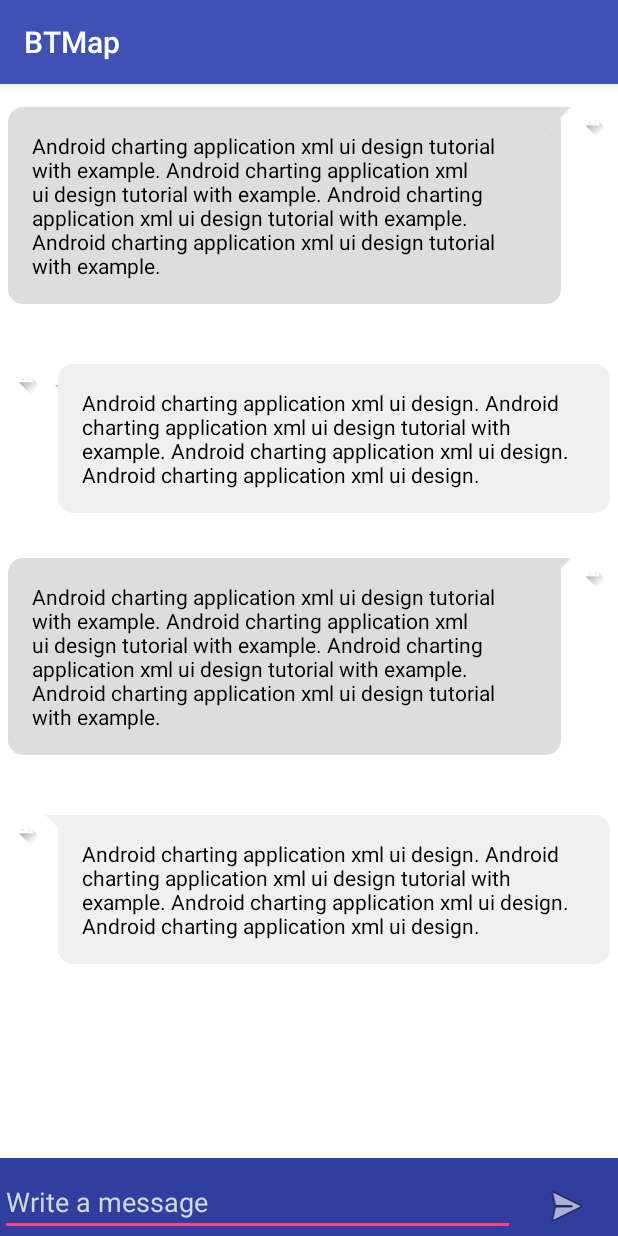
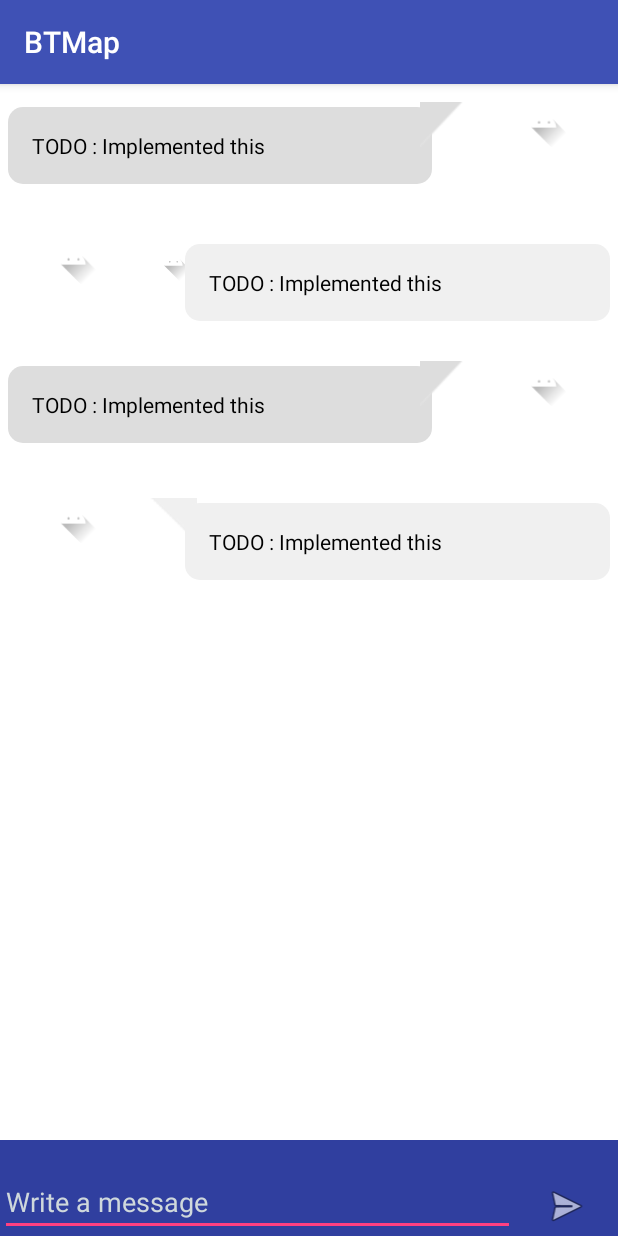
Before and after one commit to kashyapnanavati/BTMapAndroid, an Android app: the Message screen opened directly, with no data from a screen before it, on a phone screen of 412 x 824 dp. Run offline under Robolectric (Android 15) with nearby library versions, the phone set to English and light mode, and no system bars.

```diff
--- a/app/src/main/res/layout/activity_message.xml
+++ b/app/src/main/res/layout/activity_message.xml
@@ -34,7 +34,7 @@
                     android:layout_weight="6"
                     android:background="@drawable/rounded_corner"
                     android:padding="16dp"
-                    android:text="Android charting application xml ui design tutorial with example. Android charting application xml ui design tutorial with example. Android charting application xml ui design tutorial with example. Android charting application xml ui design tutorial with example."
+                    android:text="TODO : Implemented this"
                     android:textColor="#000" />
 
                 <ImageView
@@ -89,7 +89,7 @@
                     android:layout_weight="6"
                     android:background="@drawable/rounded_corner1"
                     android:padding="16dp"
-                    android:text="Android charting application xml ui design. Android charting application xml ui design tutorial with example. Android charting application xml ui design. Android charting application xml ui design. "
+                    android:text="TODO : Implemented this"
                     android:textColor="#000" />
 
             </LinearLayout>
@@ -110,7 +110,7 @@
                     android:layout_weight="6"
                     android:background="@drawable/rounded_corner"
                     android:padding="16dp"
-                    android:text="Android charting application xml ui design tutorial with example. Android charting application xml ui design tutorial with example. Android charting application xml ui design tutorial with example. Android charting application xml ui design tutorial with example."
+                    android:text="TODO : Implemented this"
                     android:textColor="#000" />
 
                 <ImageView
@@ -165,7 +165,7 @@
                     android:layout_weight="6"
                     android:background="@drawable/rounded_corner1"
                     android:padding="16dp"
-                    android:text="Android charting application xml ui design. Android charting application xml ui design tutorial with example. Android charting application xml ui design. Android charting application xml ui design. "
+                    android:text="TODO : Implemented this"
                     android:textColor="#000" />
             </LinearLayout>
         </RelativeLayout>
```
Also changed, not shown: app/src/main/java/com/btmap/jankidave/btmap/MainActivity.java (+17 -0 lines).
